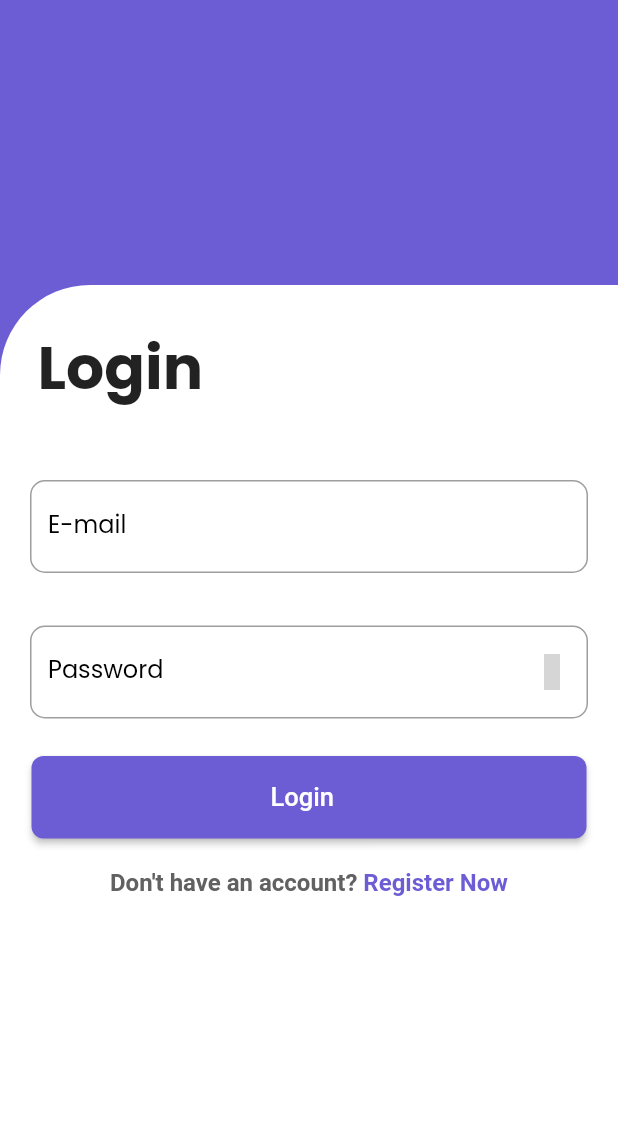
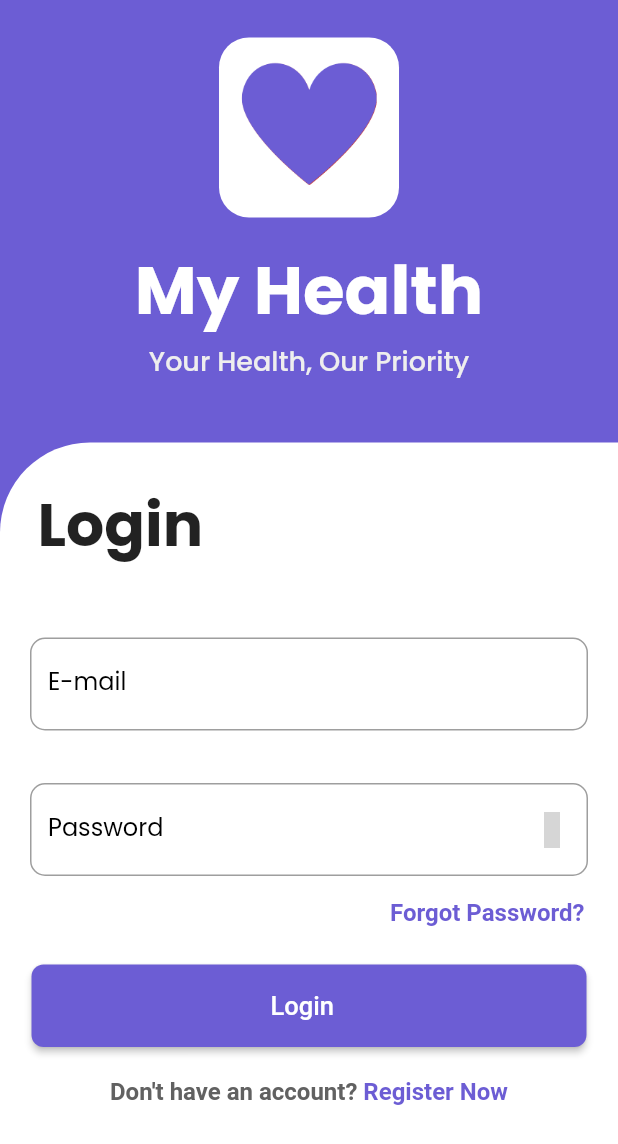
Before and after one commit to sudhanshrestha/my_health, a Flutter app: the screen it shows after launch, on a phone screen of 412 x 824 dp. Shown: the top 1144 px of the screen. Run offline on Flutter 3.47's test engine with Material 2 defaults, Android fonts, the light colour scheme and no system bars; our stand-ins replace cloud_firestore, email_validator, firebase_auth, firebase_core, flutter_boxicons, flutter_datetime_picker and 10 more; missing offline and left inert: cloud_firestore_web, day_night_time_picker, firebase_auth_web, firebase_core_web, flutter_dropdown, geocoder and 6 more; accounts and stored records are empty; Roboto replaces fonts that are missing (OpenSans); grey boxes are pictures that could not be loaded.

Commit message:
forgot password implemented

```diff
--- a/lib/main.dart
+++ b/lib/main.dart
@@ -18,6 +18,7 @@ import 'package:my_health/pages/Other/medicineHistory/medicineHistory.dart';
 import 'package:my_health/pages/home/home.dart';
 import 'package:my_health/pages/home/medicineTaken.dart';
 import 'package:my_health/pages/loadingPage.dart';
+import 'package:my_health/pages/login/ForgotPassword.dart';
 import 'package:my_health/pages/login/login.dart';
 import 'package:my_health/pages/medicine/addMedicine.dart';
 import 'package:my_health/pages/medicine/editMedicine.dart';
@@ -84,6 +85,7 @@ class _MyHealthState extends State<MyHealth> {
         TrackMe.id: (context) => TrackMe(),
         TrackTimer.id: (context) => TrackTimer(),
         MedicineHistory.id: (context) => MedicineHistory(),
+        ForgotPassword.id: (context) => ForgotPassword(),
       },
     );
   }
--- a/lib/pages/login/login.dart
+++ b/lib/pages/login/login.dart
@@ -5,11 +5,9 @@ import 'package:firebase_auth/firebase_auth.dart';
 import 'package:material_design_icons_flutter/material_design_icons_flutter.dart';
 import 'package:my_health/pageAssets.dart';
 import 'package:my_health/pages/home/home.dart';
+import 'package:my_health/pages/login/ForgotPassword.dart';
 import 'package:my_health/pages/register/register.dart';
 import 'package:modal_progress_hud/modal_progress_hud.dart';
-
-
-
 
 class Login extends StatefulWidget {
   static const String id = 'loginPage';
@@ -40,11 +38,50 @@ class _LoginState extends State<Login> {
               crossAxisAlignment: CrossAxisAlignment.start,
               mainAxisAlignment: MainAxisAlignment.start,
               children: [
+                SizedBox(
+                  height: 25,
+                ),
                 Container(
-                  height: 190.0,
+                  height: 270.0,
                   width: double.infinity,
+                  child: Column(
+                    children: [
+                      Center(
+                        child: Container(
+                          width: 120,
+                          height: 120,
+                          decoration: BoxDecoration(
+                            color: Colors.white,
+                            borderRadius:
+                                BorderRadius.all(Radius.circular(20.0)),
+                          ),
+                          child: Image.asset('images/loginHeart.png'),
+                        ),
+                      ),
+                      SizedBox(
+                        height: 15.0,
+                      ),
+                      Center(
+                        child: Text(
+                          'My Health',
+                          style: TextStyle(
+                              fontSize: 45.0,
+                              fontWeight: FontWeight.bold,
+                              color: Colors.white),
+                        ),
+                      ),
+                      Center(
+                        child: Text(
+                          'Your Health, Our Priority',
+                          style: TextStyle(
+                              fontSize: 18.0,
+                              fontWeight: FontWeight.w500,
+                              color: Colors.grey[200]),
+                        ),
+                      ),
+                    ],
+                  ),
                   // TODO: Need to create a background image and add if possible.
-
                 ),
                 Container(
                   height: MediaQuery.of(context).size.height * 0.79,
@@ -88,6 +125,31 @@ class _LoginState extends State<Login> {
                             height: 10.0,
                           ),
                           LoginTextFieldPass(),
+                          SizedBox(height: 15,),
+                          Row(
+                            children: [
+                              SizedBox(width: 250,),
+                              RichText(
+                                textAlign: TextAlign.end,
+                                text: TextSpan(
+                                  children: [
+                                    TextSpan(
+                                      text: "Forgot Password?",
+                                      style: TextStyle(
+                                          fontSize: 16.0,
+                                          color: mainColor,
+                                          fontWeight: FontWeight.bold),
+                                      recognizer: TapGestureRecognizer()
+                                        ..onTap = () {
+                                          Navigator.pushNamed(
+                                              context, ForgotPassword.id);
+                                        },
+                                    ),
+                                  ],
+                                ),
+                              ),
+                            ],
+                          ),
                           SizedBox(
                             height: 25.0,
                           ),
@@ -100,7 +162,10 @@ class _LoginState extends State<Login> {
                                 });
                                 if (_formKey.currentState.validate()) {
                                   try {
-                                    final user = await _auth.signInWithEmailAndPassword(email: userEmail, password: userPassword)
+                                    final user = await _auth
+                                        .signInWithEmailAndPassword(
+                                            email: userEmail,
+                                            password: userPassword)
                                         .catchError((err) {
                                       showDialog(
                                           context: context,
@@ -110,10 +175,14 @@ class _LoginState extends State<Login> {
                                               content: Text(err.message),
                                               actions: [
                                                 ElevatedButton(
-                                                  style: ElevatedButton.styleFrom(
+                                                  style:
+                                                      ElevatedButton.styleFrom(
                                                     primary: mainColor,
-                                                    shape: RoundedRectangleBorder(
-                                                      borderRadius: BorderRadius.circular(8),
+                                                    shape:
+                                                        RoundedRectangleBorder(
+                                                      borderRadius:
+                                                          BorderRadius.circular(
+                                                              8),
                                                     ),
                                                   ),
                                                   child: Text("Ok"),
@@ -126,21 +195,26 @@ class _LoginState extends State<Login> {
                                           });
                                     });
                                     if (user != null) {
-                                      Navigator.pushReplacement(context, MaterialPageRoute(builder: (context) => HomePage()),);
-                                    }
-                                    else {
+                                      Navigator.pushReplacement(
+                                        context,
+                                        MaterialPageRoute(
+                                            builder: (context) => HomePage()),
+                                      );
+                                    } else {
                                       setState(() {
                                         showSpinner = false;
                                       });
                                       AlertDialog(
                                         title: Text("Error"),
-                                        content: Text("Please enter the correct email and passowrd."),
+                                        content: Text(
+                                            "Please enter the correct email and passowrd."),
                                         actions: [
                                           ElevatedButton(
                                             style: ElevatedButton.styleFrom(
                                               primary: mainColor,
                                               shape: RoundedRectangleBorder(
-                                                borderRadius: BorderRadius.circular(8),
+                                                borderRadius:
+                                                    BorderRadius.circular(8),
                                               ),
                                             ),
                                             child: Text("Ok"),
@@ -150,8 +224,6 @@ class _LoginState extends State<Login> {
                                           )
                                         ],
                                       );
-
-
                                     }
                                     setState(() {
                                       showSpinner = false;
@@ -250,12 +322,11 @@ class _LoginTextFieldPassState extends State<LoginTextFieldPass> {
               });
             },
             child: (isPressed)
-                ? Icon(MdiIcons.eye,
-                color: Colors.black)
+                ? Icon(MdiIcons.eye, color: Colors.black)
                 : Icon(
-              MdiIcons.eyeOff,
-              color: Colors.black,
-            ),
+                    MdiIcons.eyeOff,
+                    color: Colors.black,
+                  ),
           ),
           labelText: "Password",
           labelStyle:
@@ -293,7 +364,8 @@ class _LoginTextFieldEmailState extends State<LoginTextFieldEmail> {
           userEmail = value;
         },
         focusNode: focusNode,
-        validator: (val) => EmailValidator.validate(val) ? null : 'Enter correct email address',
+        validator: (val) =>
+            EmailValidator.validate(val) ? null : 'Enter correct email address',
         keyboardType: TextInputType.emailAddress,
         decoration: InputDecoration(
           labelText: "E-mail",
```
Also changed, not shown: lib/pages/login/ForgotPassword.dart (added, +178 -0 lines), images/loginHeart.png (added), images/login_image.png (added), 9 other files.
